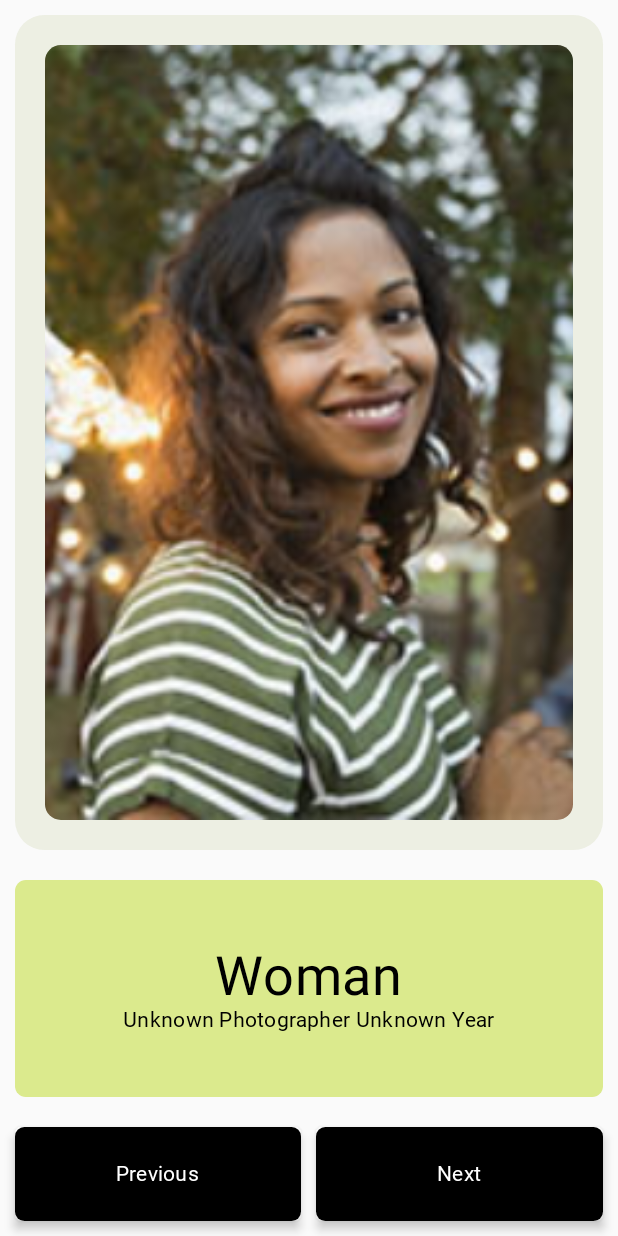
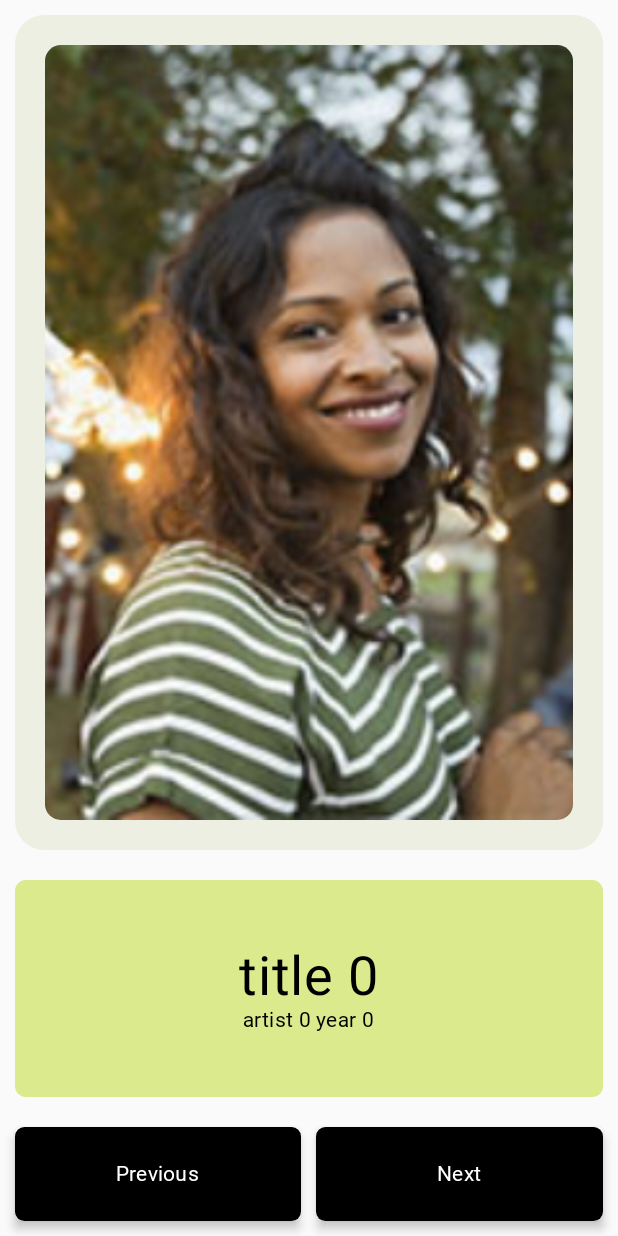
Before and after one commit to xm1ls/MobileDev, an Android app built with Jetpack Compose: the screen it shows after launch (MainActivity), after a tap on "Next", on a phone screen of 412 x 824 dp. Run offline under Robolectric (Android 15) with nearby library versions, the phone set to English and light mode, and no system bars.

Commit message:
add description to each photo

```diff
--- a/app/src/main/java/com/example/settingspage/MainActivity.kt
+++ b/app/src/main/java/com/example/settingspage/MainActivity.kt
@@ -83,6 +83,20 @@ fun ArtSpacePage() {
         else -> R.drawable.img_avatar
     }
 
+    var photoDescription = when(currentImageId.value) {
+        0 -> "title 0, artist 0, year 0"
+        1 -> "title 1, artist 1, year 1"
+        2 -> "title 2, artist 2, year 2"
+        3 -> "title 3, artist 3, year 3"
+        4 -> "title 4, artist 4, year 4"
+        5 -> "title 5, artist 5, year 5"
+        else -> "title x, artist x, year x"
+    }
+
+    var (title, artist, year) = photoDescription.split(", ").map{
+        it.trim()
+    }
+
     Column(
     ) {
         ArtSpaceImage(
@@ -90,8 +104,9 @@ fun ArtSpacePage() {
             modifier = Modifier.weight(.70f)
         )
         ArtSpaceText(
-            title = "Woman",
-            artist = "Unknown Photographer",
+            title = title,
+            artist = artist,
+            year = year,
             modifier = Modifier.weight(.2f)
         )
         ArtSpaceButtons(
@@ -101,7 +116,7 @@ fun ArtSpacePage() {
                 else currentImageId.value--
                 },
             nextButton = {
-                if(currentImageId.value >= drawables.size)
+                if(currentImageId.value >= drawables.size-1)
                     currentImageId.value
                 else currentImageId.value++
             },
```
